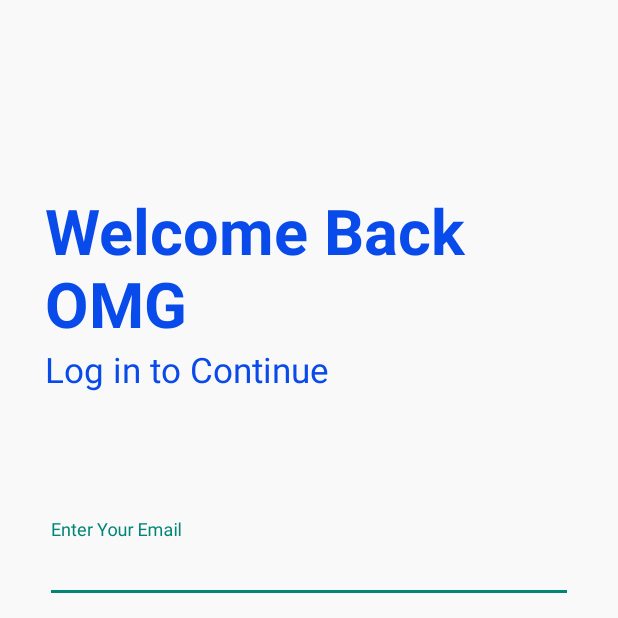
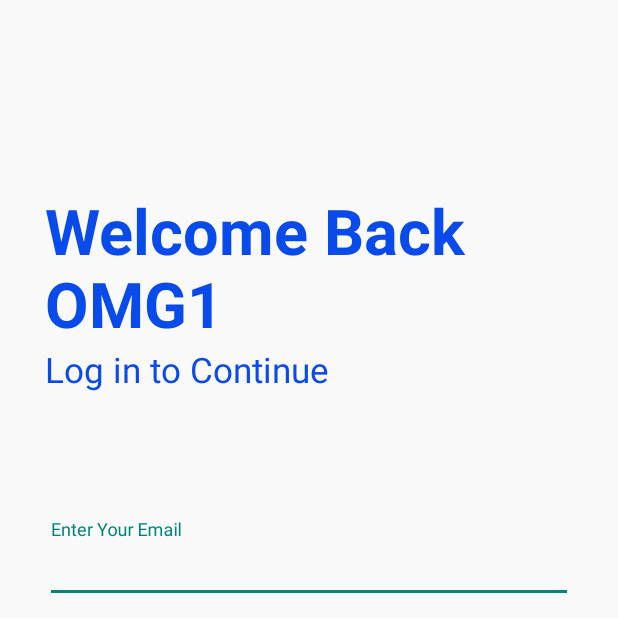
Before and after one commit to Arittra101/NotesApp, an Android app: the screen it shows after launch (MainActivity), on a phone screen of 412 x 824 dp, the top half of it. Run offline under Robolectric (Android 15) with nearby library versions, the phone set to English and light mode, and no system bars; our stand-ins replace Firebase (no records; nobody signed in at launch, a user with empty details on screens opened directly); Roboto replaces fonts that are not available here.

Commit message:
OMG added

```diff
--- a/Aust_Project/app/src/main/res/layout/activity_main.xml
+++ b/Aust_Project/app/src/main/res/layout/activity_main.xml
@@ -26,7 +26,7 @@
        <TextView
            android:layout_width="match_parent"
            android:layout_height="wrap_content"
-           android:text="Welcome Back OMG"
+           android:text="Welcome Back OMG1"
            android:textColor="#094AEA"
            android:textSize="42sp"
            android:textStyle="bold">
```
